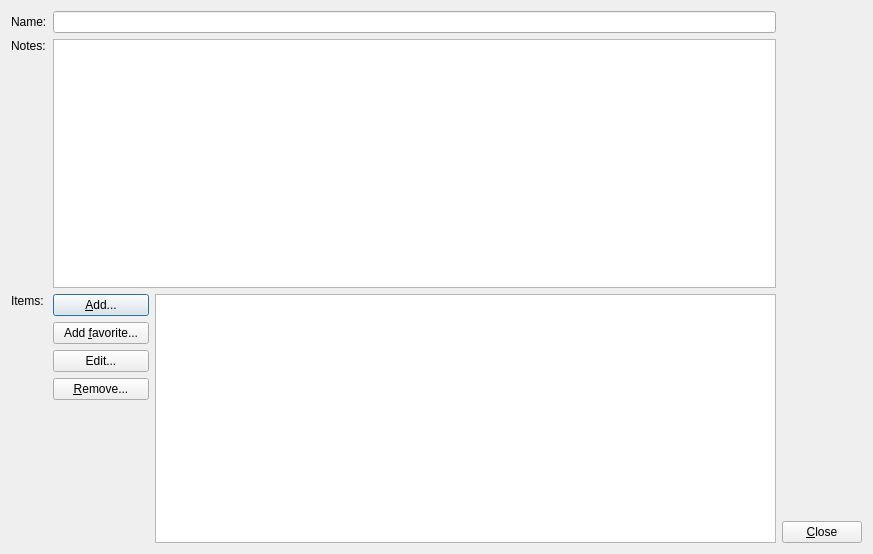
The window that DlgEditTemplate.ui (madmaxoft/SkauTan) describes before a commit, drawn with Qt 5.
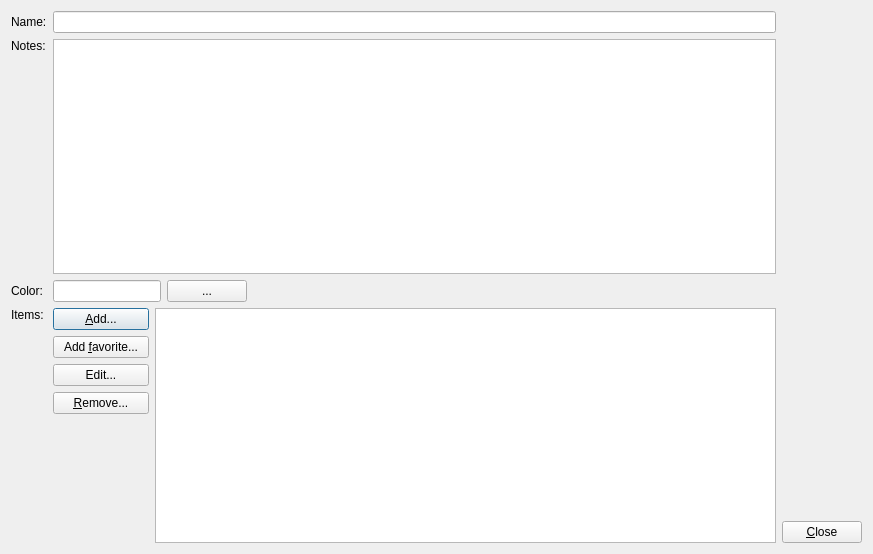
The same window after the commit.

Commit message: Implemented bgColor for templates and template items.

Diff of the .ui file:
```diff
--- a/DlgEditTemplate.ui
+++ b/DlgEditTemplate.ui
@@ -18,7 +18,10 @@
     <layout class="QVBoxLayout" name="verticalLayout">
      <item>
       <layout class="QGridLayout" name="gridLayout">
-       <item row="2" column="0">
+       <item row="0" column="3">
+        <widget class="QLineEdit" name="leDisplayName"/>
+       </item>
+       <item row="3" column="0">
         <widget class="QLabel" name="label_3">
          <property name="text">
           <string>Items:</string>
@@ -28,9 +31,6 @@
          </property>
         </widget>
        </item>
-       <item row="0" column="1">
-        <widget class="QLineEdit" name="leDisplayName"/>
-       </item>
        <item row="0" column="0">
         <widget class="QLabel" name="label">
          <property name="text">
@@ -48,7 +48,7 @@
          </property>
         </widget>
        </item>
-       <item row="1" column="1">
+       <item row="1" column="3">
         <widget class="QPlainTextEdit" name="pteNotes">
          <property name="sizePolicy">
           <sizepolicy hsizetype="Expanding" vsizetype="MinimumExpanding">
@@ -58,7 +58,14 @@
          </property>
         </widget>
        </item>
-       <item row="2" column="1">
+       <item row="2" column="0">
+        <widget class="QLabel" name="label_4">
+         <property name="text">
+          <string>Color:</string>
+         </property>
+        </widget>
+       </item>
+       <item row="3" column="3">
         <layout class="QHBoxLayout" name="horizontalLayout_3" stretch="0,0">
          <item>
           <layout class="QVBoxLayout" name="verticalLayout_3">
@@ -144,6 +151,40 @@
          </item>
         </layout>
        </item>
+       <item row="2" column="3">
+        <layout class="QHBoxLayout" name="horizontalLayout_2">
+         <item>
+          <widget class="QLineEdit" name="leBgColor">
+           <property name="sizePolicy">
+            <sizepolicy hsizetype="Fixed" vsizetype="Fixed">
+             <horstretch>0</horstretch>
+             <verstretch>0</verstretch>
+            </sizepolicy>
+           </property>
+          </widget>
+         </item>
+         <item>
+          <widget class="QPushButton" name="btnBgColor">
+           <property name="text">
+            <string>...</string>
+           </property>
+          </widget>
+         </item>
+         <item>
+          <spacer name="horizontalSpacer">
+           <property name="orientation">
+            <enum>Qt::Horizontal</enum>
+           </property>
+           <property name="sizeHint" stdset="0">
+            <size>
+             <width>40</width>
+             <height>20</height>
+            </size>
+           </property>
+          </spacer>
+         </item>
+        </layout>
+       </item>
       </layout>
      </item>
     </layout>
```
The commit also changes 13 other files.
